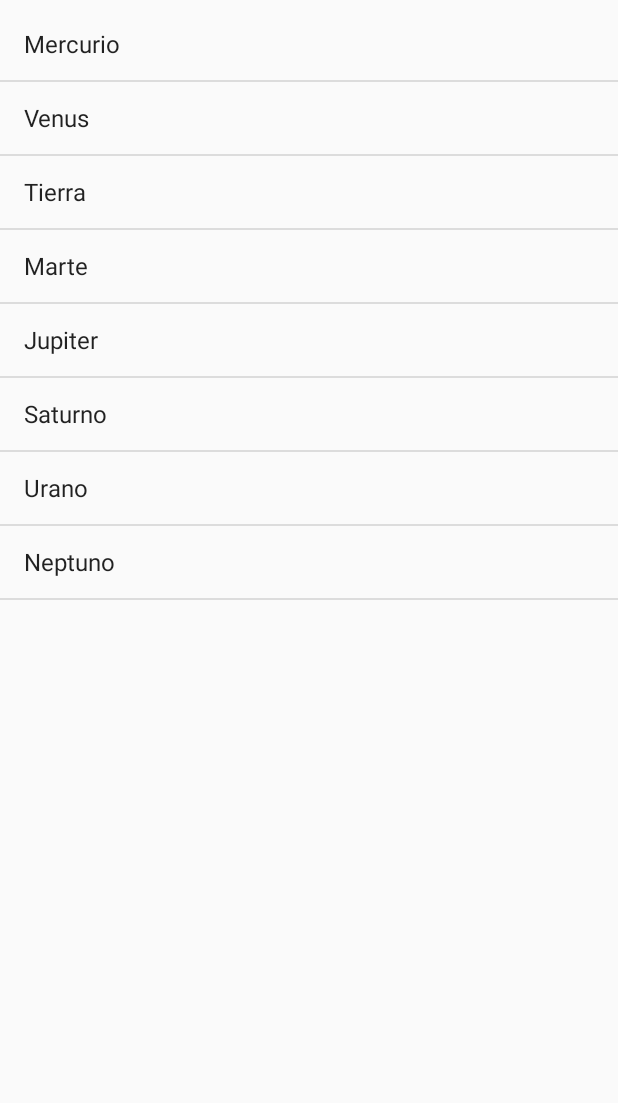
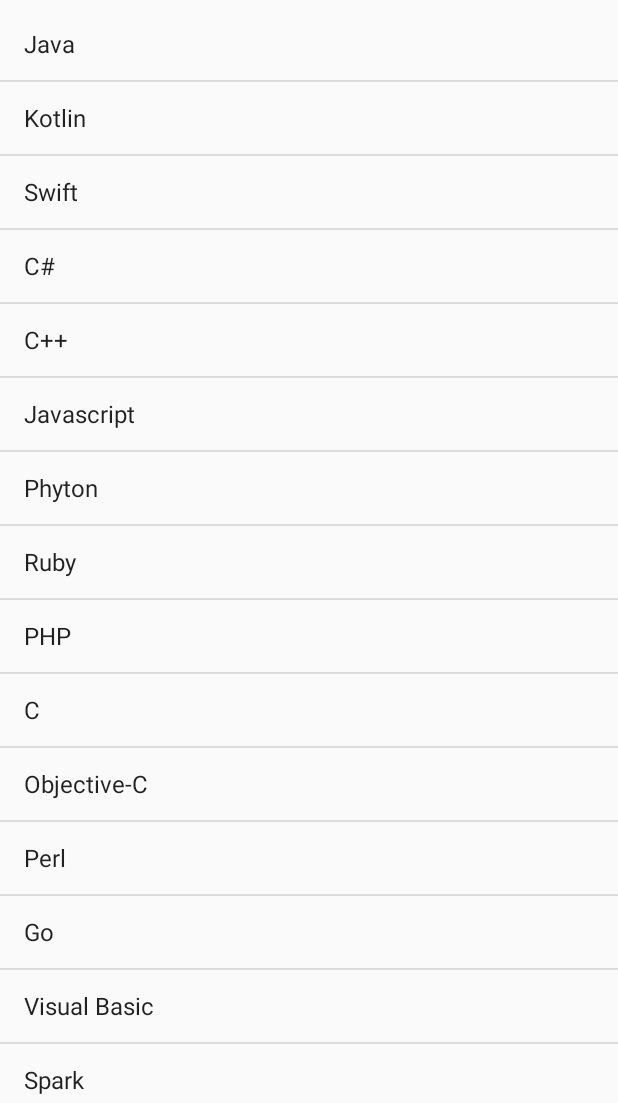
Before and after one commit to jocode/android-remind, an Android app: the screen it shows after launch (MainActivity), on a phone screen of 412 x 824 dp, the part 133-1236 px from its top. Run offline under Robolectric (Android 15) with nearby library versions, the phone set to English and light mode, and no system bars.

Commit message:
ListView - Cargar listado desde ArrayList
Para cargar los datos, que se van a ver en el listado desde un
ArrayList, desde Java, en lugar de un archivo de recursos, debemos crear
un ArrayList  y agregar un listado de   elementos. Luego creamos un
ArrayAdapter y lo asignamos al listView.

```diff
--- a/8-ListView/app/src/main/java/com/example/a8_listview/MainActivity.java
+++ b/8-ListView/app/src/main/java/com/example/a8_listview/MainActivity.java
@@ -4,6 +4,8 @@ import android.support.v7.app.AppCompatActivity;
 import android.os.Bundle;
 import android.widget.ArrayAdapter;
 import android.widget.ListView;
+
+import java.util.ArrayList;
 
 public class MainActivity extends AppCompatActivity {
 
@@ -16,7 +18,25 @@ public class MainActivity extends AppCompatActivity {
 
         lvPlanetas = (ListView) findViewById(R.id.lvPlanetas);
 
-        ArrayAdapter<CharSequence> adapter = ArrayAdapter.createFromResource(this, R.array.list_planets, android.R.layout.simple_list_item_1);
+        ArrayList languajes = new ArrayList();
+        languajes.add("Java");
+        languajes.add("Kotlin");
+        languajes.add("Swift");
+        languajes.add("C#");
+        languajes.add("C++");
+        languajes.add("Javascript");
+        languajes.add("Phyton");
+        languajes.add("Ruby");
+        languajes.add("PHP");
+        languajes.add("C");
+        languajes.add("Objective-C");
+        languajes.add("Perl");
+        languajes.add("Go");
+        languajes.add("Visual Basic");
+        languajes.add("Spark");
+
+        ArrayAdapter<CharSequence> adapter = new ArrayAdapter(this, android.R.layout.simple_list_item_1, languajes);
+
         lvPlanetas.setAdapter(adapter);
 
     }
```
